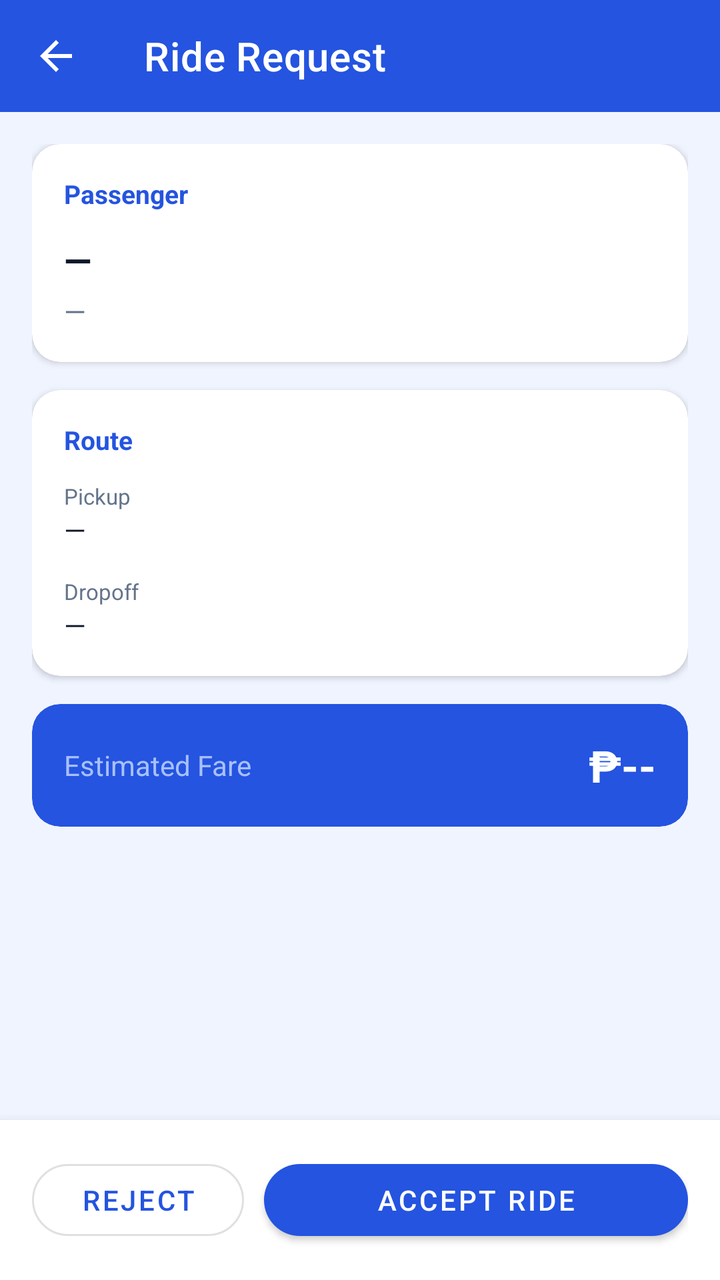
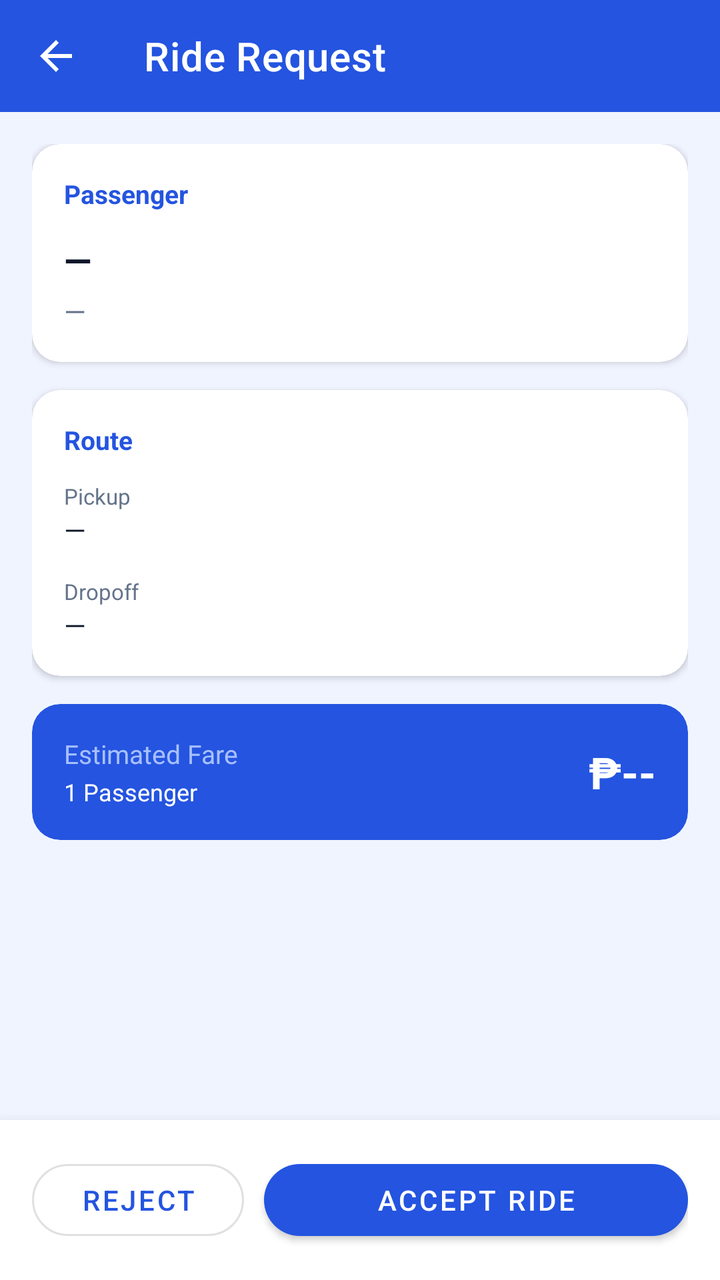

Compare the two renders of this Android layout. The source of the first and the diff that turns it into the second are given below.
<!-- AndroidManifest.xml: application theme Theme.PiatMoveDriver -->
<!-- res/layout/activity_ride_request.xml -->
<?xml version="1.0" encoding="utf-8"?>
<LinearLayout xmlns:android="http://schemas.android.com/apk/res/android"
    xmlns:app="http://schemas.android.com/apk/res-auto"
    android:layout_width="match_parent"
    android:layout_height="match_parent"
    android:orientation="vertical"
    android:background="@color/colorBackground">

    <com.google.android.material.appbar.AppBarLayout
        android:layout_width="match_parent"
        android:layout_height="wrap_content">
        <com.google.android.material.appbar.MaterialToolbar
            android:id="@+id/toolbar"
            android:layout_width="match_parent"
            android:layout_height="?attr/actionBarSize"
            android:background="@color/colorPrimary"
            app:navigationIcon="@drawable/ic_back"
            app:title="@string/ride_request_title"
            app:titleTextColor="@color/white" />
    </com.google.android.material.appbar.AppBarLayout>

    <ScrollView
        android:layout_width="match_parent"
        android:layout_height="0dp"
        android:layout_weight="1">

        <LinearLayout
            android:layout_width="match_parent"
            android:layout_height="wrap_content"
            android:orientation="vertical"
            android:padding="16dp">

            
            <com.google.android.material.card.MaterialCardView
                android:layout_width="match_parent"
                android:layout_height="wrap_content"
                android:layout_marginBottom="14dp"
                app:cardCornerRadius="14dp"
                app:cardElevation="2dp">
                <LinearLayout
                    android:layout_width="match_parent"
                    android:layout_height="wrap_content"
                    android:orientation="vertical"
                    android:padding="16dp">
                    <TextView
                        android:layout_width="wrap_content"
                        android:layout_height="wrap_content"
                        android:layout_marginBottom="12dp"
                        android:text="Passenger"
                        android:textColor="@color/colorPrimary"
                        android:textSize="13sp"
                        android:textStyle="bold" />
                    <TextView
                        android:id="@+id/tvPassengerName"
                        android:layout_width="wrap_content"
                        android:layout_height="wrap_content"
                        android:text="—"
                        android:textColor="@color/black"
                        android:textSize="18sp"
                        android:textStyle="bold" />
                    <TextView
                        android:id="@+id/tvPassengerPhone"
                        android:layout_width="wrap_content"
                        android:layout_height="wrap_content"
                        android:layout_marginTop="4dp"
                        android:text="—"
                        android:textColor="@color/grey_text"
                        android:textSize="14sp" />
                </LinearLayout>
            </com.google.android.material.card.MaterialCardView>

            
            <com.google.android.material.card.MaterialCardView
                android:layout_width="match_parent"
                android:layout_height="wrap_content"
                android:layout_marginBottom="14dp"
                app:cardCornerRadius="14dp"
                app:cardElevation="2dp">
                <LinearLayout
                    android:layout_width="match_parent"
                    android:layout_height="wrap_content"
                    android:orientation="vertical"
                    android:padding="16dp">

                    <TextView
                        android:layout_width="wrap_content"
                        android:layout_height="wrap_content"
                        android:layout_marginBottom="12dp"
                        android:text="Route"
                        android:textColor="@color/colorPrimary"
                        android:textSize="13sp"
                        android:textStyle="bold" />

                    <TextView
                        android:layout_width="wrap_content"
                        android:layout_height="wrap_content"
                        android:text="@string/lbl_pickup"
                        android:textColor="@color/grey_text"
                        android:textSize="11sp" />
                    <TextView
                        android:id="@+id/tvPickup"
                        android:layout_width="match_parent"
                        android:layout_height="wrap_content"
                        android:layout_marginBottom="14dp"
                        android:text="—"
                        android:textColor="@color/black"
                        android:textSize="14sp" />

                    <TextView
                        android:layout_width="wrap_content"
                        android:layout_height="wrap_content"
                        android:text="@string/lbl_dropoff"
                        android:textColor="@color/grey_text"
                        android:textSize="11sp" />
                    <TextView
                        android:id="@+id/tvDropoff"
                        android:layout_width="match_parent"
                        android:layout_height="wrap_content"
                        android:text="—"
                        android:textColor="@color/black"
                        android:textSize="14sp" />
                </LinearLayout>
            </com.google.android.material.card.MaterialCardView>

            
            <com.google.android.material.card.MaterialCardView
                android:layout_width="match_parent"
                android:layout_height="wrap_content"
                android:layout_marginBottom="24dp"
                app:cardBackgroundColor="@color/colorPrimary"
                app:cardCornerRadius="14dp"
                app:cardElevation="0dp">
                <LinearLayout
                    android:layout_width="match_parent"
                    android:layout_height="wrap_content"
                    android:gravity="center_vertical"
                    android:orientation="horizontal"
                    android:padding="16dp">
                    <TextView
                        android:layout_width="0dp"
                        android:layout_height="wrap_content"
                        android:layout_weight="1"
                        android:text="@string/lbl_fare"
                        android:textColor="@color/colorHeroSubtitle"
                        android:textSize="14sp" />
                    <TextView
                        android:id="@+id/tvFare"
                        android:layout_width="wrap_content"
                        android:layout_height="wrap_content"
                        android:text="₱--"
                        android:textColor="@color/white"
                        android:textSize="22sp"
                        android:textStyle="bold" />
                </LinearLayout>
            </com.google.android.material.card.MaterialCardView>

        </LinearLayout>
    </ScrollView>

    
    <LinearLayout
        android:layout_width="match_parent"
        android:layout_height="wrap_content"
        android:background="@color/colorSurface"
        android:elevation="8dp"
        android:orientation="horizontal"
        android:padding="16dp">

        <com.google.android.material.button.MaterialButton
            android:id="@+id/btnReject"
            style="@style/Widget.App.Button.Outlined"
            android:layout_width="0dp"
            android:layout_height="wrap_content"
            android:layout_marginEnd="10dp"
            android:layout_weight="1"
            android:text="@string/btn_reject" />

        <com.google.android.material.button.MaterialButton
            android:id="@+id/btnAccept"
            android:layout_width="0dp"
            android:layout_height="wrap_content"
            android:layout_weight="2"
            android:text="@string/btn_accept" />
    </LinearLayout>

    <ProgressBar
        android:id="@+id/progressBar"
        android:layout_width="wrap_content"
        android:layout_height="wrap_content"
        android:layout_gravity="center"
        android:visibility="gone" />

</LinearLayout>
<!-- resources referenced by this layout -->
<resources>
  <color name="black">#0F172A</color>
  <color name="colorBackground">#F0F4FF</color>
  <color name="colorHeroSubtitle">#A8C0FF</color>
  <color name="colorPrimary">#2454E0</color>
  <color name="colorSurface">#FFFFFF</color>
  <color name="grey_text">#64748B</color>
  <color name="white">#FFFFFF</color>
  <!-- drawable ic_back (drawable) -->
  <vector xmlns:android="http://schemas.android.com/apk/res/android"
      android:width="24dp"
      android:height="24dp"
      android:viewportWidth="24"
      android:viewportHeight="24">
      <path
          android:fillColor="@android:color/white"
          android:pathData="M20,11H7.83l5.59,-5.59L12,4l-8,8 8,8 1.41,-1.41L7.83,13H20v-2z" />
  </vector>
  <string name="btn_accept">Accept Ride</string>
  <string name="btn_reject">Reject</string>
  <string name="lbl_dropoff">Dropoff</string>
  <string name="lbl_fare">Estimated Fare</string>
  <string name="lbl_pickup">Pickup</string>
  <string name="ride_request_title">Ride Request</string>
  <style name="Widget.App.Button.Outlined" parent="Widget.MaterialComponents.Button.OutlinedButton">
          <item name="cornerRadius">24dp</item>
          <item name="android:paddingTop">4dp</item>
          <item name="android:paddingBottom">4dp</item>
          <item name="android:minHeight">48dp</item>
      </style>
  <style name="Theme.PiatMoveDriver" parent="Theme.MaterialComponents.DayNight.NoActionBar">
          <item name="colorPrimary">@color/colorPrimary</item>
          <item name="colorPrimaryVariant">@color/colorPrimaryDark</item>
          <item name="colorOnPrimary">@color/white</item>
          <item name="colorSecondary">@color/colorAccent</item>
          <item name="colorOnSecondary">@color/white</item>
          <item name="android:statusBarColor">@color/colorPrimaryDark</item>
          <item name="materialButtonStyle">@style/Widget.App.Button</item>
          <item name="materialButtonOutlinedStyle">@style/Widget.App.Button.Outlined</item>
          <item name="shapeAppearanceMediumComponent">@style/ShapeAppearance.App.MediumComponent</item>
      </style>
  <color name="colorPrimaryDark">#1D43B8</color>
  <color name="colorAccent">#12B76A</color>
  <style name="Widget.App.Button" parent="Widget.MaterialComponents.Button">
          <item name="cornerRadius">24dp</item>
          <item name="android:paddingTop">4dp</item>
          <item name="android:paddingBottom">4dp</item>
          <item name="android:minHeight">48dp</item>
      </style>
  <style name="ShapeAppearance.App.MediumComponent" parent="ShapeAppearance.MaterialComponents.MediumComponent">
          <item name="cornerSize">12dp</item>
      </style>
</resources>

<!-- the commit's change to res/layout/activity_ride_request.xml (unified diff, before → after) -->
@@ -126,7 +126,7 @@
             <com.google.android.material.card.MaterialCardView
                 android:layout_width="match_parent"
                 android:layout_height="wrap_content"
-                android:layout_marginBottom="24dp"
+                android:layout_marginBottom="12dp"
                 app:cardBackgroundColor="@color/colorPrimary"
                 app:cardCornerRadius="14dp"
                 app:cardElevation="0dp">
@@ -136,13 +136,26 @@
                     android:gravity="center_vertical"
                     android:orientation="horizontal"
                     android:padding="16dp">
-                    <TextView
+                    <LinearLayout
                         android:layout_width="0dp"
                         android:layout_height="wrap_content"
                         android:layout_weight="1"
-                        android:text="@string/lbl_fare"
-                        android:textColor="@color/colorHeroSubtitle"
-                        android:textSize="14sp" />
+                        android:orientation="vertical">
+                        <TextView
+                            android:layout_width="wrap_content"
+                            android:layout_height="wrap_content"
+                            android:text="@string/lbl_fare"
+                            android:textColor="@color/colorHeroSubtitle"
+                            android:textSize="13sp" />
+                        <TextView
+                            android:id="@+id/tvFareBreakdown"
+                            android:layout_width="wrap_content"
+                            android:layout_height="wrap_content"
+                            android:layout_marginTop="2dp"
+                            android:text="1 Passenger"
+                            android:textColor="@color/white"
+                            android:textSize="12sp" />
+                    </LinearLayout>
                     <TextView
                         android:id="@+id/tvFare"
                         android:layout_width="wrap_content"
@@ -151,6 +164,53 @@
                         android:textColor="@color/white"
                         android:textSize="22sp"
                         android:textStyle="bold" />
+                </LinearLayout>
+            </com.google.android.material.card.MaterialCardView>
+
+            
+            <com.google.android.material.card.MaterialCardView
+                android:id="@+id/cardDiscountNotice"
+                android:layout_width="match_parent"
+                android:layout_height="wrap_content"
+                android:layout_marginBottom="24dp"
+                android:visibility="gone"
+                app:cardBackgroundColor="#FFFBEB"
+                app:cardCornerRadius="14dp"
+                app:cardElevation="0dp"
+                app:strokeColor="#FCD34D"
+                app:strokeWidth="1dp">
+                <LinearLayout
+                    android:layout_width="match_parent"
+                    android:layout_height="wrap_content"
+                    android:orientation="horizontal"
+                    android:padding="14dp">
+                    <TextView
+                        android:layout_width="wrap_content"
+                        android:layout_height="wrap_content"
+                        android:layout_marginEnd="10dp"
+                        android:text="⚠️"
+                        android:textSize="18sp" />
+                    <LinearLayout
+                        android:layout_width="0dp"
+                        android:layout_height="wrap_content"
+                        android:layout_weight="1"
+                        android:orientation="vertical">
+                        <TextView
+                            android:layout_width="wrap_content"
+                            android:layout_height="wrap_content"
+                            android:text="Discount ID Verification"
+                            android:textColor="#B45309"
+                            android:textSize="13sp"
+                            android:textStyle="bold" />
+                        <TextView
+                            android:id="@+id/tvDiscountNotice"
+                            android:layout_width="wrap_content"
+                            android:layout_height="wrap_content"
+                            android:layout_marginTop="2dp"
+                            android:text="Passenger requested a 20% discount. Please verify their eligible ID/document upon boarding."
+                            android:textColor="#92400E"
+                            android:textSize="11sp" />
+                    </LinearLayout>
                 </LinearLayout>
             </com.google.android.material.card.MaterialCardView>
 
